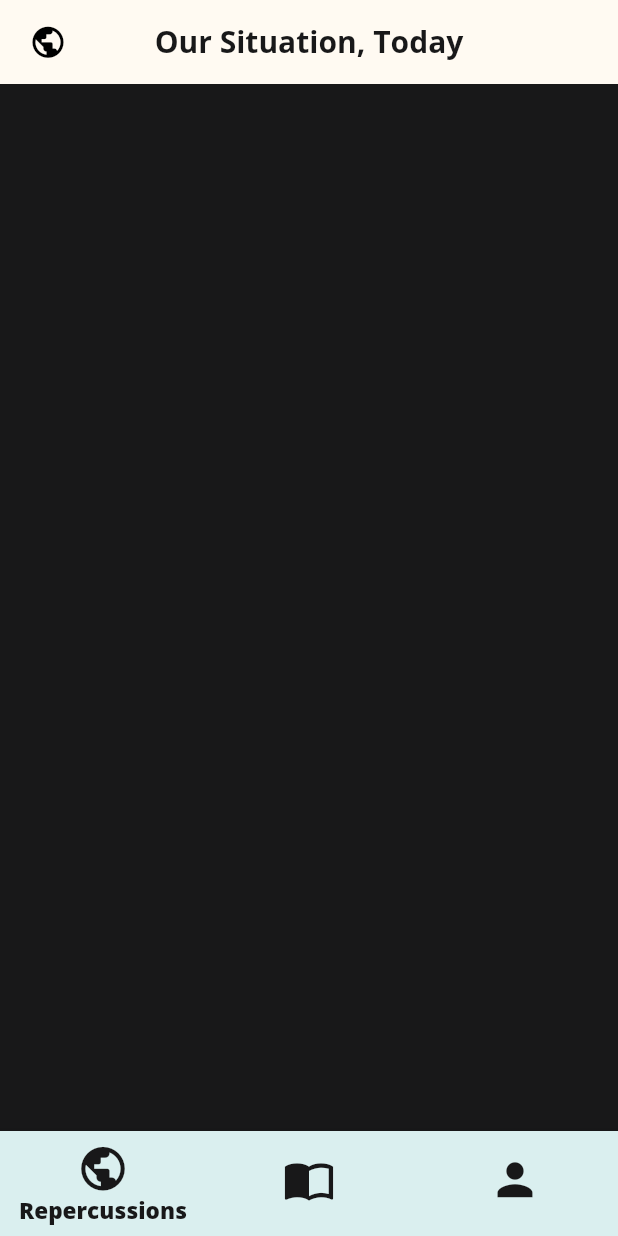
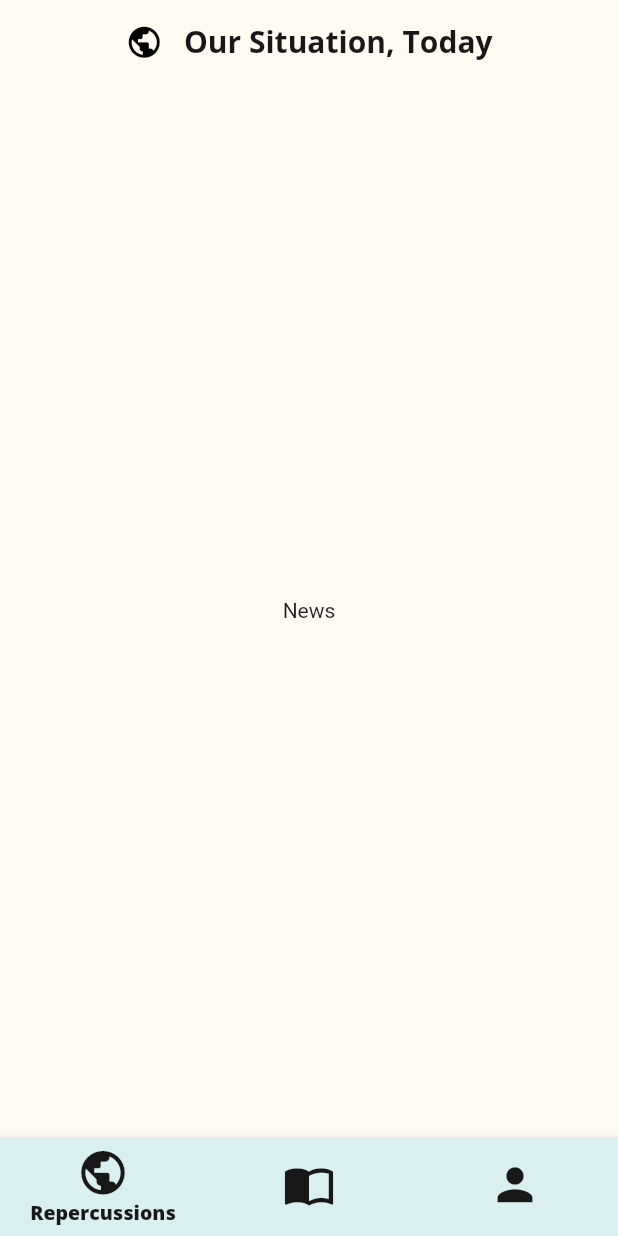
Before and after one commit to tofuSwag/wakeup-exun, a Flutter app: the screen it shows after launch, on a phone screen of 412 x 824 dp. Run offline on Flutter 3.47's test engine with Material 2 defaults, Android fonts, the phone set to English and light mode, and no system bars.

Commit message:
finish app base, start main content

```diff
--- a/lib/screens/home.dart
+++ b/lib/screens/home.dart
@@ -13,7 +13,8 @@ class _HomeScreenState extends State<HomeScreen> {
   int _currentIndex = 0;
 
   final views = [
-    News(),
+    // News(),
+    Center(child: Text("News")),
     Center(child: Text("Ammends")),
     Center(child: Text("You")),
   ];
@@ -23,19 +24,26 @@ class _HomeScreenState extends State<HomeScreen> {
   @override
   Widget build(BuildContext context) {
     return Scaffold(
-      backgroundColor: Palette.textColor,
+      backgroundColor: Palette.scaffold,
       appBar: AppBar(
-        leading: Padding(
-          padding: const EdgeInsets.fromLTRB(8.0,0,0,0),
-          child: Icon(Icons.public, size: 25.0),
-        ),
+        brightness: Brightness.light,
         centerTitle: true,
         elevation: 0,
-        title: Text(
-          "Our Situation, Today",
-          style: Theme.of(context).textTheme.headline2,
+        title: Row(
+          mainAxisAlignment: MainAxisAlignment.center,
+          children: [
+            Icon(Icons.public, size: 25.0),
+            Padding(
+              padding: const EdgeInsets.fromLTRB(14.0,0,0,0),
+              child: Text(
+                "Our Situation, Today",
+                style: Theme.of(context).textTheme.headline2,
+              ),
+            ),
+          ],
         ),
       ),
+      body: views[_currentIndex],
       bottomNavigationBar: BottomNavigationBar(
         selectedItemColor: Palette.textColor,
         unselectedItemColor: Palette.textColor,
@@ -43,8 +51,7 @@ class _HomeScreenState extends State<HomeScreen> {
         backgroundColor: Palette.lightHint,
         showUnselectedLabels: false,
         iconSize: 35,
-        unselectedLabelStyle: TextStyle(fontFamily: "OSExtraBold", fontSize: 13.0),
-        selectedLabelStyle: TextStyle(fontFamily: "OSExtraBold", fontSize: 15.0),
+        selectedLabelStyle: TextStyle(fontFamily: "OSExtraBold", fontSize: 13.0),
         items: [
           BottomNavigationBarItem(
             icon: Icon(Icons.public),
--- a/lib/screens/news.dart
+++ b/lib/screens/news.dart
@@ -1,3 +1,5 @@
+import 'package:flutter/material.dart';
+
 class News extends StatefulWidget {
   @override
   _NewsState createState() => _NewsState();
@@ -6,7 +8,7 @@ class News extends StatefulWidget {
 class _NewsState extends State<News> {
   @override
   Widget build(BuildContext context) {
-    return Container(
+    return Scaffold(
 
     );
   }
```
Also changed, not shown: 2 other files.
